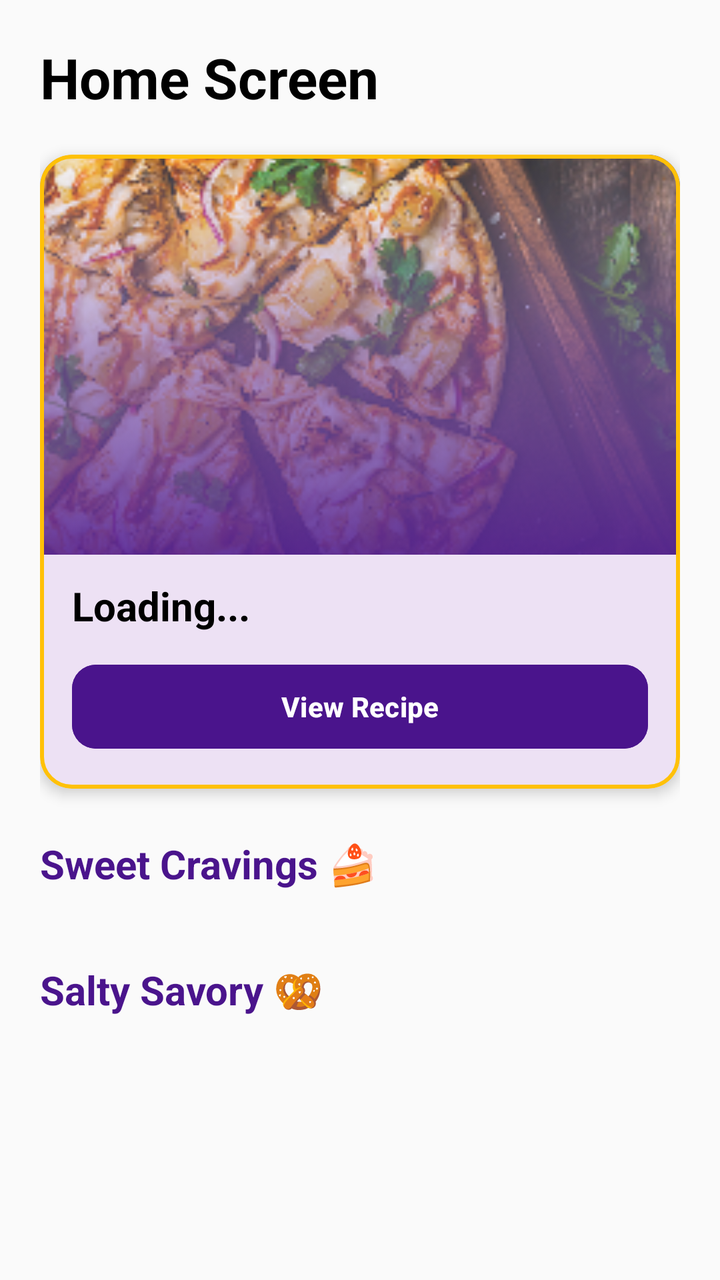
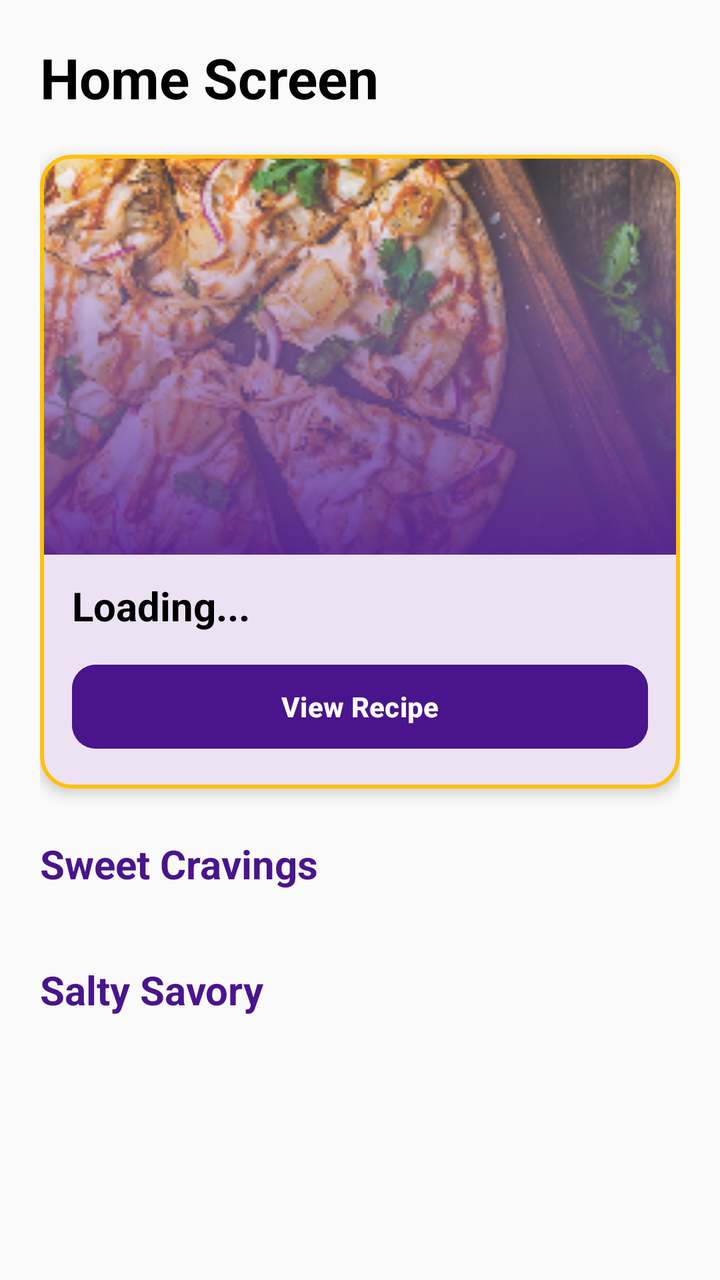

Compare the two renders of this Android layout. The source of the first and the diff that turns it into the second are given below.
<!-- AndroidManifest.xml: application theme Theme.FoodPlanner -->
<!-- res/layout/fragment_home_screen.xml -->
<?xml version="1.0" encoding="utf-8"?>
<androidx.core.widget.NestedScrollView xmlns:android="http://schemas.android.com/apk/res/android"
    xmlns:app="http://schemas.android.com/apk/res-auto"
    xmlns:tools="http://schemas.android.com/tools"
    android:layout_width="match_parent"
    android:layout_height="match_parent"
    android:background="@color/background_light"
    android:fillViewport="true"
    tools:context=".ui.home.HomeScreen">

    <androidx.constraintlayout.widget.ConstraintLayout
        android:layout_width="match_parent"
        android:layout_height="wrap_content"
        android:padding="20dp">

        <TextView
            android:id="@+id/tvHeader"
            android:layout_width="wrap_content"
            android:layout_height="wrap_content"
            android:text="Home Screen"
            android:textColor="@color/black"
            android:textSize="28sp"
            android:textStyle="bold"
            app:layout_constraintStart_toStartOf="parent"
            app:layout_constraintTop_toTopOf="parent" />

        <com.google.android.material.card.MaterialCardView
            android:id="@+id/cardMealOfDay"
            android:layout_width="match_parent"
            android:layout_height="wrap_content"
            android:layout_marginTop="20dp"
            app:cardCornerRadius="16dp"
            app:cardElevation="4dp"
            app:layout_constraintEnd_toEndOf="parent"
            app:layout_constraintStart_toStartOf="parent"
            app:layout_constraintTop_toBottomOf="@id/tvHeader"
            app:strokeColor="#FFC107"
            app:strokeWidth="2dp">

            <LinearLayout
                android:layout_width="match_parent"
                android:layout_height="wrap_content"
                android:orientation="vertical"
                android:paddingBottom="16dp">

                <ImageView
                    android:id="@+id/imgMealOfDay"
                    android:layout_width="match_parent"
                    android:layout_height="200dp"
                    android:scaleType="centerCrop"
                    android:src="@drawable/pizza_header" />

                <TextView
                    android:id="@+id/tvMealName"
                    android:layout_width="match_parent"
                    android:layout_height="wrap_content"
                    android:paddingHorizontal="16dp"
                    android:paddingTop="12dp"
                    android:text="Loading..."
                    android:textColor="@color/black"
                    android:textSize="20sp"
                    android:textStyle="bold" />

                <com.google.android.material.button.MaterialButton
                    android:id="@+id/btnViewRecipe"
                    android:layout_width="match_parent"
                    android:layout_height="50dp"
                    android:layout_marginHorizontal="16dp"
                    android:layout_marginTop="12dp"
                    android:backgroundTint="@color/purple_primary"
                    android:text="View Recipe"
                    android:textStyle="bold"
                    app:cornerRadius="12dp" />
            </LinearLayout>
        </com.google.android.material.card.MaterialCardView>

        <TextView
            android:id="@+id/tvSweetTitle"
            android:layout_width="wrap_content"
            android:layout_height="wrap_content"
            android:layout_marginTop="24dp"
            android:text="Sweet Cravings 🍰"
            android:textColor="@color/purple_primary"
            android:textSize="20sp"
            android:textStyle="bold"
            app:layout_constraintStart_toStartOf="parent"
            app:layout_constraintTop_toBottomOf="@id/cardMealOfDay" />

        <androidx.recyclerview.widget.RecyclerView
            android:id="@+id/rvSweet"
            android:layout_width="match_parent"
            android:layout_height="wrap_content"
            android:layout_marginTop="12dp"
            android:orientation="horizontal"
            app:layoutManager="androidx.recyclerview.widget.LinearLayoutManager"
            app:layout_constraintEnd_toEndOf="parent"
            app:layout_constraintStart_toStartOf="parent"
            app:layout_constraintTop_toBottomOf="@id/tvSweetTitle" />

        <TextView
            android:id="@+id/tvSaltyTitle"
            android:layout_width="wrap_content"
            android:layout_height="wrap_content"
            android:layout_marginTop="24dp"
            android:text="Salty Savory 🥨"
            android:textColor="@color/purple_primary"
            android:textSize="20sp"
            android:textStyle="bold"
            app:layout_constraintStart_toStartOf="parent"
            app:layout_constraintTop_toBottomOf="@id/rvSweet" />

        <androidx.recyclerview.widget.RecyclerView
            android:id="@+id/rvSalty"
            android:layout_width="match_parent"
            android:layout_height="wrap_content"
            android:layout_marginTop="12dp"
            android:orientation="horizontal"
            android:paddingBottom="40dp"
            app:layoutManager="androidx.recyclerview.widget.LinearLayoutManager"
            app:layout_constraintEnd_toEndOf="parent"
            app:layout_constraintStart_toStartOf="parent"
            app:layout_constraintTop_toBottomOf="@id/tvSaltyTitle" />

    </androidx.constraintlayout.widget.ConstraintLayout>
</androidx.core.widget.NestedScrollView>
<!-- resources referenced by this layout -->
<resources>
  <color name="background_light">#FAFAFA</color>
  <color name="black">#000000</color>
  <color name="purple_primary">#4A148C</color>
  <!-- drawable pizza_header: png bitmap (drawable, 121856 bytes) -->
  <style name="Theme.FoodPlanner" parent="Theme.Material3.Light.NoActionBar">
          <item name="colorPrimary">@color/purple_primary</item>
          <item name="colorPrimaryVariant">@color/purple_variant</item>
          <item name="colorOnPrimary">@color/white</item>
  
          <item name="colorSecondary">@color/gold_accent</item>
          <item name="colorOnSecondary">@color/text_primary</item>
  
          <item name="android:windowBackground">@color/background_light</item>
          <item name="android:statusBarColor">@color/purple_primary</item>
      </style>
  <color name="purple_variant">#7B1FA2</color>
  <color name="white">#FFFFFF</color>
  <color name="gold_accent">#FFC107</color>
  <color name="text_primary">#212121</color>
</resources>

<!-- the commit's change to res/layout/fragment_home_screen.xml (unified diff, before → after) -->
@@ -17,7 +17,7 @@
             android:id="@+id/tvHeader"
             android:layout_width="wrap_content"
             android:layout_height="wrap_content"
-            android:text="Home Screen"
+            android:text="@string/title_home"
             android:textColor="@color/black"
             android:textSize="28sp"
             android:textStyle="bold"
@@ -56,7 +56,7 @@
                     android:layout_height="wrap_content"
                     android:paddingHorizontal="16dp"
                     android:paddingTop="12dp"
-                    android:text="Loading..."
+                    android:text="@string/text_loading"
                     android:textColor="@color/black"
                     android:textSize="20sp"
                     android:textStyle="bold" />
@@ -68,7 +68,7 @@
                     android:layout_marginHorizontal="16dp"
                     android:layout_marginTop="12dp"
                     android:backgroundTint="@color/purple_primary"
-                    android:text="View Recipe"
+                    android:text="@string/action_view_recipe"
                     android:textStyle="bold"
                     app:cornerRadius="12dp" />
             </LinearLayout>
@@ -79,7 +79,7 @@
             android:layout_width="wrap_content"
             android:layout_height="wrap_content"
             android:layout_marginTop="24dp"
-            android:text="Sweet Cravings 🍰"
+            android:text="@string/title_sweet_cravings"
             android:textColor="@color/purple_primary"
             android:textSize="20sp"
             android:textStyle="bold"
@@ -102,7 +102,7 @@
             android:layout_width="wrap_content"
             android:layout_height="wrap_content"
             android:layout_marginTop="24dp"
-            android:text="Salty Savory 🥨"
+            android:text="@string/title_salty_savory"
             android:textColor="@color/purple_primary"
             android:textSize="20sp"
             android:textStyle="bold"
<!-- resource entries referenced after the edit -->
@@ -4,6 +4,11 @@
   <color name="black">#000000</color>
   <color name="purple_primary">#4A148C</color>
   <!-- drawable pizza_header: png bitmap (drawable, 121856 bytes) -->
+  <string name="action_view_recipe">View Recipe</string>
+  <string name="text_loading">Loading...</string>
+  <string name="title_home">Home Screen</string>
+  <string name="title_salty_savory">Salty Savory</string>
+  <string name="title_sweet_cravings">Sweet Cravings</string>
   <style name="Theme.FoodPlanner" parent="Theme.Material3.Light.NoActionBar">
           <item name="colorPrimary">@color/purple_primary</item>
           <item name="colorPrimaryVariant">@color/purple_variant</item>
